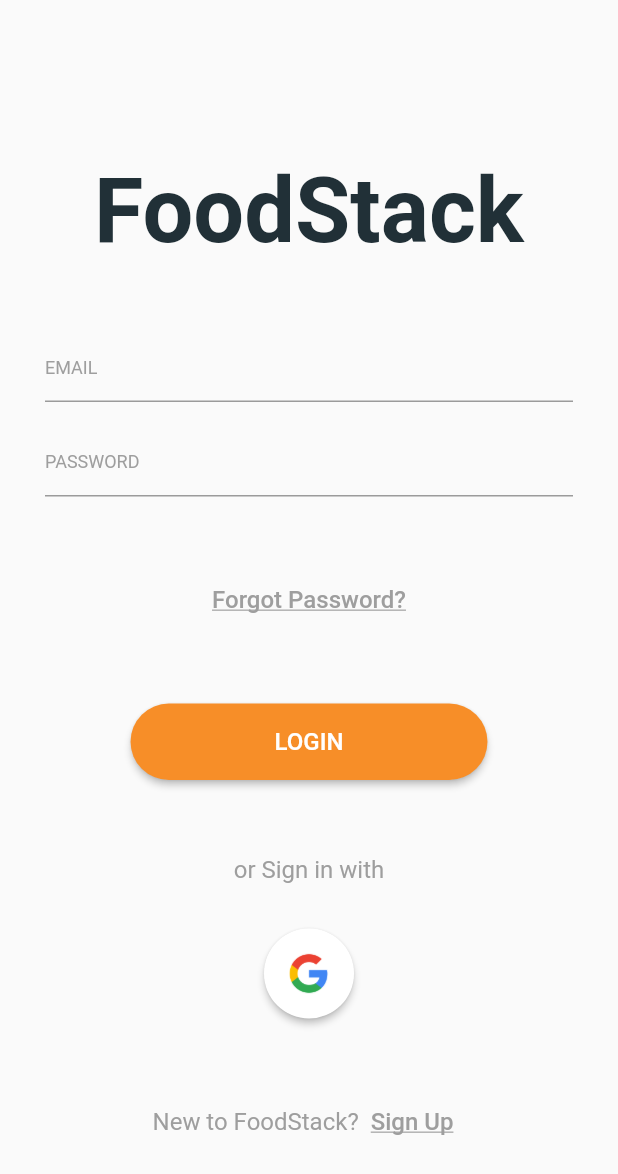
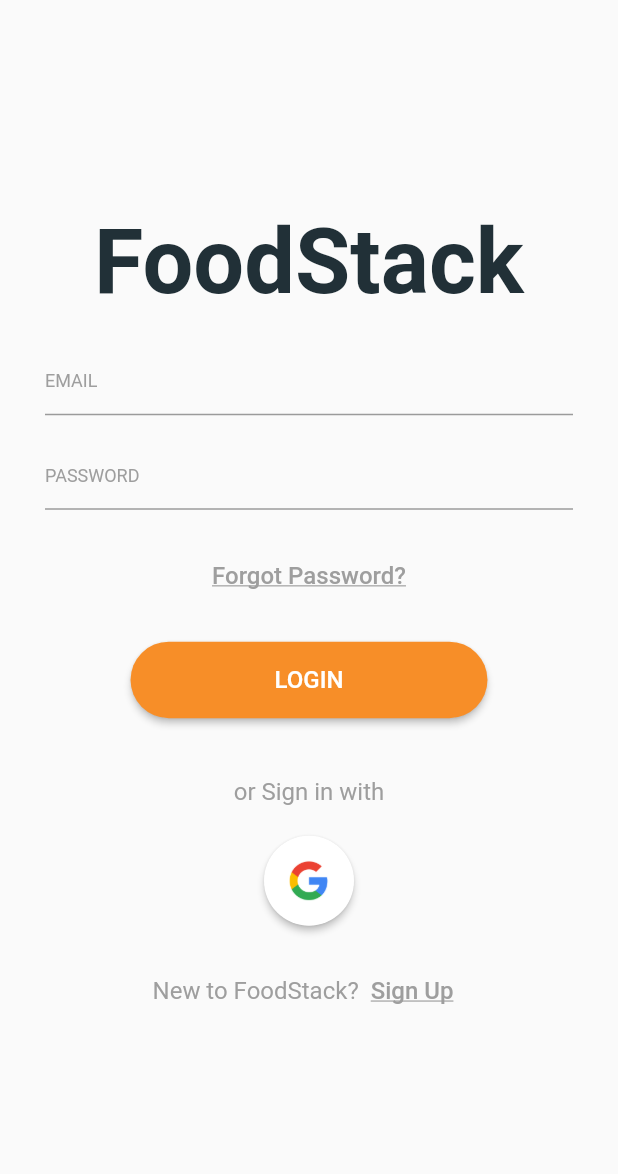
Before and after one commit to Team-APPetite/FoodStack, a Flutter app: the screen it shows after launch, on a phone screen of 412 x 824 dp. Shown: the top 1174 px of the screen. Run offline on Flutter 3.47's test engine with Material 2 defaults, Android fonts, the phone set to English and light mode, and no system bars; our stand-ins replace firebase_auth, firebase_core, fluttertoast; accounts and stored records are empty; Roboto replaces fonts that are missing (Avenir).

Commit message:
Modularize login screen code

```diff
--- a/lib/src/screens/login.dart
+++ b/lib/src/screens/login.dart
@@ -18,9 +18,24 @@ class _LoginScreenState extends State<LoginScreen> {
   Widget build(BuildContext context) {
     return Scaffold(
       body: Padding(
-        padding: const EdgeInsets.all(30.0),
-        child: Column(children: [
-          SizedBox(height: 75.0),
+        padding: const EdgeInsets.symmetric(vertical: 120.0, horizontal: 30.0),
+        child:
+         Column(
+           mainAxisAlignment: MainAxisAlignment.spaceEvenly,
+           children: [
+             header(),
+             loginUI(),
+             socialLogin(),
+             newUser(),
+           ]
+         ),
+      ),
+    );
+  }
+
+  Widget header() {
+    return Column(
+      children: [
         Text(
           'FoodStack',
           style: TextStyle(
@@ -30,7 +45,12 @@ class _LoginScreenState extends State<LoginScreen> {
             color: ThemeColors.dark,
           ),
         ),
-          SizedBox(height: 45.0),
+      ],
+    );
+  }
+
+  Widget loginUI() {
+    return Column(children: [
       TextField(
         keyboardType: TextInputType.emailAddress,
         decoration: InputDecoration(
@@ -64,7 +84,7 @@ class _LoginScreenState extends State<LoginScreen> {
           _password = value.trim();
         },
       ),
-          SizedBox(height: 45.0),
+      SizedBox(height: 20.0),
       TextButton(
         child: Text(
           'Forgot Password?',
@@ -76,11 +96,10 @@ class _LoginScreenState extends State<LoginScreen> {
         ),
         onPressed: () {},
       ),
-          SizedBox(height: 45.0),
+      SizedBox(height: 20.0),
       ElevatedButton(
         child: Padding(
-              padding:
-                  const EdgeInsets.symmetric(horizontal: 80.0, vertical: 16.0),
+          padding: const EdgeInsets.symmetric(horizontal: 80.0, vertical: 16.0),
           child: Text(
             'LOGIN',
             style: TextStyle(
@@ -96,7 +115,13 @@ class _LoginScreenState extends State<LoginScreen> {
           primary: ThemeColors.oranges,
         ),
       ),
-          SizedBox(height: 50.0),
+      SizedBox(height: 20.0),
+    ]);
+  }
+
+  Widget socialLogin() {
+    return Column(
+      children: [
         Text(
           'or Sign in with',
           style: TextStyle(
@@ -104,7 +129,7 @@ class _LoginScreenState extends State<LoginScreen> {
             fontSize: 16.0,
           ),
         ),
-          SizedBox(height: 30.0),
+        SizedBox(height: 20.0),
         FittedBox(
           fit: BoxFit.scaleDown,
           child: SizedBox(
@@ -118,8 +143,12 @@ class _LoginScreenState extends State<LoginScreen> {
             ),
           ),
         ),
-          SizedBox(height: 45.0),
-          Row(
+      ],
+    );
+  }
+
+  Widget newUser() {
+    return Row(
       mainAxisAlignment: MainAxisAlignment.center,
       children: [
         Text(
@@ -144,9 +173,6 @@ class _LoginScreenState extends State<LoginScreen> {
           },
         ),
       ],
-          ),
-        ]),
-      ),
     );
   }
 
--- a/lib/src/user.dart
+++ b/lib/src/user.dart
@@ -1,3 +1,5 @@
+// Unused class, for user profile
+
 class User {
   String _firstName;
   String _lastName;
```
Lines whose indentation alone changed are shown as unchanged.
